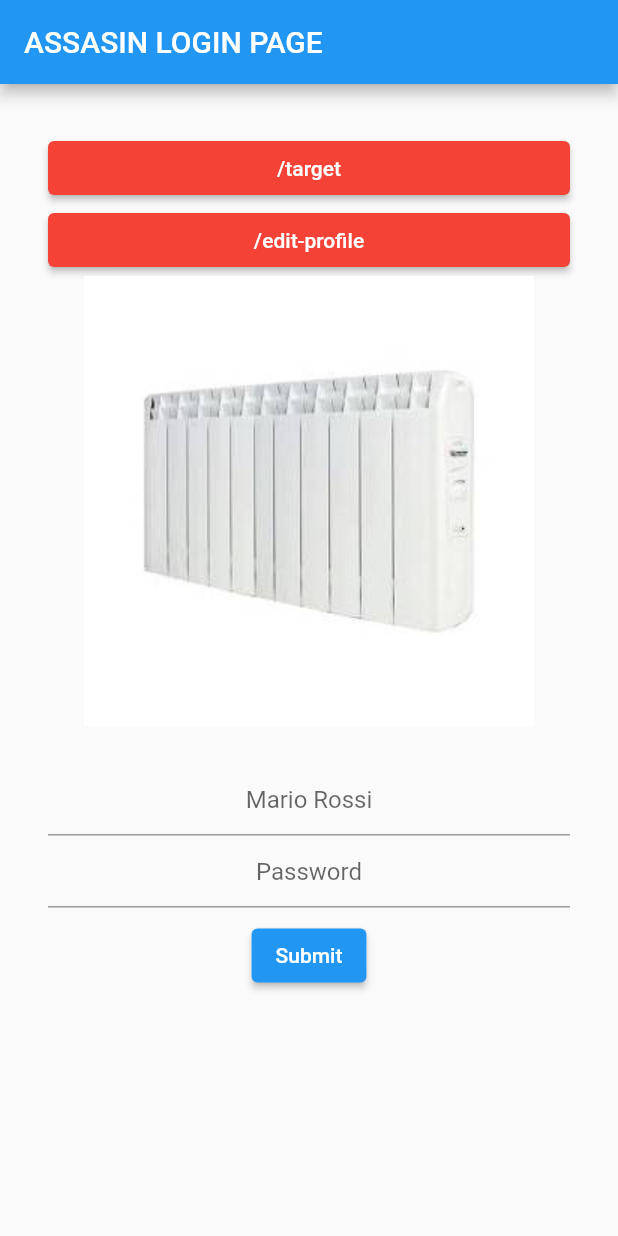
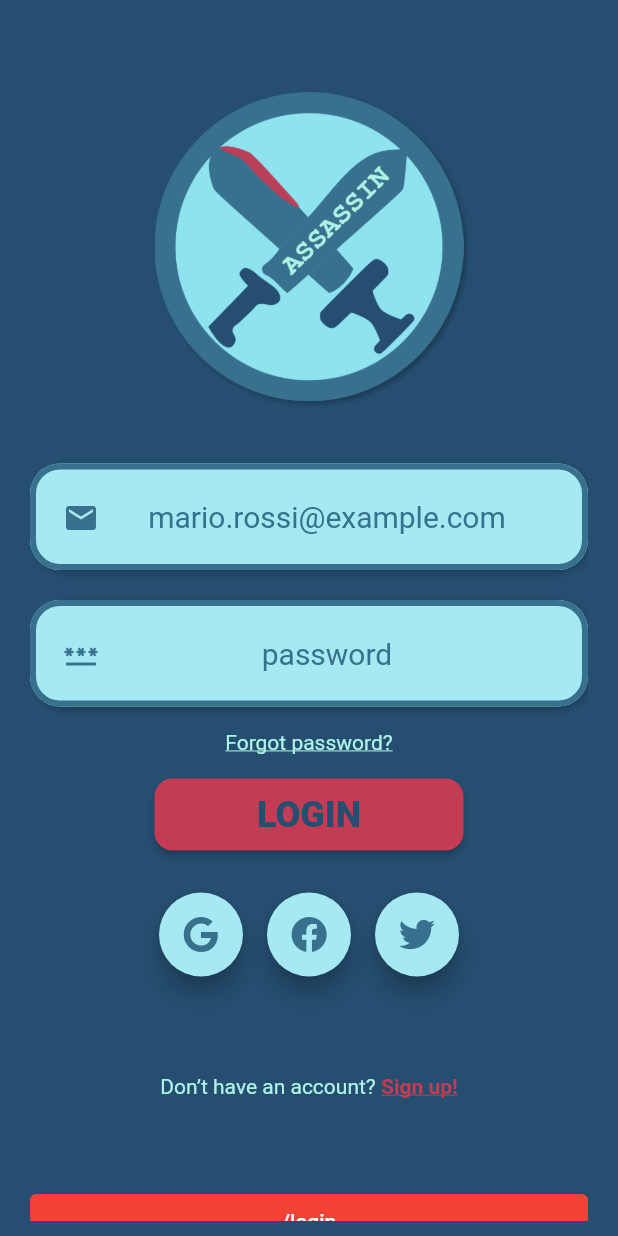
Before and after one commit to dev-ddk/assassin-client, a Flutter app: the screen it shows after launch, on a phone screen of 412 x 824 dp. Run offline on Flutter 3.47's test engine with Material 2 defaults, Android fonts, the phone set to English and light mode, and no system bars; our stand-ins replace file_picker, firebase_auth, firebase_core, flutter_riverpod, font_awesome_flutter, google_sign_in; accounts and stored records are empty.

Commit message:
feat: ui & add login via firebase

```diff
--- a/lib/colors.dart
+++ b/lib/colors.dart
@@ -4,5 +4,5 @@ import 'package:flutter/cupertino.dart';
 const Color assassinRed = Color(0xFFC33C54);
 const Color assassinDarkestBlue = Color(0xFF254E70);
 const Color assassinDarkBlue = Color(0xFF37718E);
-const Color assassinBlue = Color(0xFF8EE3EF);
+const Color assassinBlue = Color(0xFFA6E9F2);
 const Color assassinLightBlue = Color(0xFFAEF3E7);
--- a/lib/main.dart
+++ b/lib/main.dart
@@ -2,136 +2,49 @@
 import 'package:flutter/material.dart';
 
 // Package imports:
+import 'package:firebase_core/firebase_core.dart';
 import 'package:flutter_riverpod/flutter_riverpod.dart';
 
 // Project imports:
 import 'package:assassin_client/pages/edit_profile.dart';
+import 'package:assassin_client/pages/login.dart';
 import 'package:assassin_client/pages/target.dart';
-import 'package:assassin_client/widgets/password.dart';
 
 void main() {
+  WidgetsFlutterBinding.ensureInitialized();
+
   runApp(const ProviderScope(child: AssassinApp()));
 }
 
 final routes = {
+  '/login': (context) => LoginRoute(),
   '/target': (context) => const TargetRoute(),
   '/edit-profile': (context) => const EditProfileRoute(),
 };
 
-class AssassinApp extends StatelessWidget {
+final firebaseProvider = FutureProvider<FirebaseApp>(
+  (ref) async => await Firebase.initializeApp(),
+);
+
+class AssassinApp extends ConsumerWidget {
   const AssassinApp({Key? key}) : super(key: key);
 
   // This widget is the root of your application.
   @override
-  Widget build(BuildContext context) {
+  Widget build(BuildContext context, ScopedReader watch) {
+    final firebase = watch(firebaseProvider);
+
     return MaterialApp(
       title: 'Flutter Demo',
       theme: ThemeData(
-        // This is the theme of your application.
-        //
-        // Try running your application with "flutter run". You'll see the
-        // application has a blue toolbar. Then, without quitting the app, try
-        // changing the primarySwatch below to Colors.green and then invoke
-        // "hot reload" (press "r" in the console where you ran "flutter run",
-        // or simply save your changes to "hot reload" in a Flutter IDE).
-        // Notice that the counter didn't reset back to zero; the application
-        // is not restarted.
         primarySwatch: Colors.blue,
       ),
-      home: Homepage(),
+      home: firebase.when(
+        loading: () => Center(child: CircularProgressIndicator()),
+        error: (err, stack) => Center(child: Text('Error loading Firebase')),
+        data: (firebase) => LoginRoute(),
+      ),
       routes: routes,
     );
   }
 }
-
-class Homepage extends StatelessWidget {
-  final String title = "ASSASSIN APP";
-  final _formKey = GlobalKey<FormState>();
-  Homepage({Key? key}) : super(key: key);
-
-  @override
-  Widget build(BuildContext context) {
-    return Scaffold(
-      appBar: AppBar(
-        // Here we take the value from the MyHomePage object that was created by
-        // the App.build method, and use it to set our appbar title.
-        title: const Text("ASSASIN LOGIN PAGE"),
-      ),
-      body: SingleChildScrollView(
-        child: Padding(
-          padding: const EdgeInsets.all(32.0),
-          child: Form(
-            key: _formKey,
-            child: Center(
-              child: Column(
-                mainAxisSize: MainAxisSize.max,
-                mainAxisAlignment: MainAxisAlignment.center,
-                children: [
-                  DebugRoutes(),
-                  Image.asset("assets/logo.jpg"),
-                  const SizedBox(height: 25),
-                  TextFormField(
-                    validator: (value) {
-                      if (value?.isEmpty ?? false) {
-                        return 'Email should contain stuff';
-                      }
-                      return null;
-                    },
-                    textAlign: TextAlign.center,
-                    decoration: const InputDecoration(hintText: 'Mario Rossi'),
-                  ),
-                  PasswordToggleField(
-                    hint: "Password",
-                    validator: (value) {
-                      if (value?.isEmpty ?? false) {
-                        return 'passowrd should contain stuff';
-                      }
-                      return null;
-                    },
-                  ),
-                  Padding(
-                    padding: const EdgeInsets.all(8.0),
-                    child: ElevatedButton(
-                      onPressed: () async {
-                        if (_formKey.currentState!.validate()) {
-                          ScaffoldMessenger.of(context).showSnackBar(
-                              const SnackBar(content: Text('Processing Data')));
-                          await Future.delayed(const Duration(seconds: 2));
-                          Navigator.pushNamed(context, '/target');
-                        }
-                      },
-                      child: const Text('Submit'),
-                    ),
-                  ),
-                ],
-              ),
-            ),
-          ),
-        ),
-      ),
-    );
-  }
-}
-
-class DebugRoutes extends StatelessWidget {
-  const DebugRoutes({
-    Key? key,
-  }) : super(key: key);
-
-  @override
-  Widget build(BuildContext context) {
-    return Column(
-      children: [
-        for (final route in routes.keys)
-          Container(
-            width: double.infinity,
-            child: ElevatedButton(
-              onPressed: () => Navigator.pushNamed(context, route),
-              child: Text(route),
-              style: ElevatedButton.styleFrom(primary: Colors.red),
-            ),
-          ),
-      ],
-    );
-  }
-}
--- a/lib/pages/edit_profile.dart
+++ b/lib/pages/edit_profile.dart
@@ -12,19 +12,18 @@ class EditProfileRoute extends StatelessWidget {
   Widget build(BuildContext context) {
     return Scaffold(
       appBar: AppBar(
-        title: const Text("Edit Profile"),
+        title: const Text('Edit Profile'),
       ),
       body: Center(
         child: ElevatedButton(
-          child: Text("Select Photo"),
           onPressed: () async {
-            FilePickerResult? result = await FilePicker.platform.pickFiles(
+            final result = await FilePicker.platform.pickFiles(
               type: FileType.custom,
               allowedExtensions: ['jpg', 'png', 'jpeg'],
             );
 
             if (result != null) {
-              PlatformFile file = result.files.first;
+              final file = result.files.first;
               print(file.name);
               print(file.bytes);
               print(file.size);
@@ -34,6 +33,7 @@ class EditProfileRoute extends StatelessWidget {
               // User canceled the picker
             }
           },
+          child: Text('Select Photo'),
         ),
       ),
     );
--- /dev/null
+++ b/lib/pages/login.dart
@@ -0,0 +1,249 @@
+// Flutter imports:
+import 'package:flutter/cupertino.dart';
+import 'package:flutter/material.dart';
+import 'package:flutter/services.dart';
+
+// Package imports:
+import 'package:firebase_auth/firebase_auth.dart';
+import 'package:font_awesome_flutter/font_awesome_flutter.dart';
+
+// Project imports:
+import 'package:assassin_client/colors.dart';
+import 'package:assassin_client/main.dart';
+import 'package:assassin_client/widgets/buttons.dart';
+import 'package:assassin_client/widgets/form_fields.dart';
+
+class LoginRoute extends StatelessWidget {
+  LoginRoute({Key? key}) : super(key: key);
+
+  final _formKey = GlobalKey<FormState>();
+  final emailController = TextEditingController();
+  final passwordController = TextEditingController();
+
+  @override
+  Widget build(BuildContext context) {
+    final auth = FirebaseAuth.instance;
+
+    return AnnotatedRegion<SystemUiOverlayStyle>(
+      value: SystemUiOverlayStyle(
+        statusBarColor: Colors.transparent,
+      ),
+      child: Scaffold(
+        backgroundColor: assassinDarkestBlue,
+        body: Padding(
+          padding: EdgeInsets.only(bottom: 10, right: 20, left: 20),
+          child: LayoutBuilder(
+            builder: (context, constraints) => SingleChildScrollView(
+              child: ConstrainedBox(
+                constraints: BoxConstraints(minHeight: constraints.maxHeight),
+                child: Form(
+                  key: _formKey,
+                  child: IntrinsicHeight(
+                    child: Column(
+                      mainAxisAlignment: MainAxisAlignment.spaceBetween,
+                      children: [
+                        const SizedBox(height: 20),
+                        _buildLogo(context),
+                        Column(
+                          children: [
+                            _buildEmailForm(),
+                            const SizedBox(height: 20),
+                            _buildPasswordForm(),
+                            _buildForgotPassword(context),
+                            _buildLoginButton(context, auth),
+                            const SizedBox(height: 20),
+                            _buildSocialLoginButtons(context, auth),
+                          ],
+                        ),
+                        _buildRegisterButton(context),
+                        DebugRoutes(),
+                      ],
+                    ),
+                  ),
+                ),
+              ),
+            ),
+          ),
+        ),
+      ),
+    );
+  }
+
+  Row _buildSocialLoginButtons(context, auth) {
+    return Row(
+      mainAxisAlignment: MainAxisAlignment.center,
+      children: [
+        SocialLoginButton(
+          icon: FontAwesomeIcons.google,
+          onPressed: () {},
+        ),
+        SocialLoginButton(
+          icon: FontAwesomeIcons.facebook,
+          onPressed: () {},
+        ),
+        SocialLoginButton(
+          icon: FontAwesomeIcons.twitter,
+          onPressed: () {},
+        ),
+      ],
+    );
+  }
+
+  Widget _buildForgotPassword(BuildContext context) {
+    return TextButton(
+      onPressed: () {},
+      child: Text(
+        'Forgot password?',
+        style: DefaultTextStyle.of(context).style.copyWith(
+              color: assassinLightBlue,
+              decoration: TextDecoration.underline,
+            ),
+      ),
+    );
+  }
+
+  Widget _buildRegisterButton(BuildContext context) {
+    return TextButton(
+      onPressed: () {},
+      child: RichText(
+        text: TextSpan(
+          text: 'Don’t have an account? ',
+          style: DefaultTextStyle.of(context)
+              .style
+              .copyWith(color: assassinLightBlue),
+          children: [
+            TextSpan(
+              text: 'Sign up!',
+              style: TextStyle(
+                color: assassinRed,
+                fontWeight: FontWeight.bold,
+                decoration: TextDecoration.underline,
+              ),
+            ),
+          ],
+        ),
+      ),
+    );
+  }
+
+  Widget _buildLoginButton(BuildContext context, FirebaseAuth auth) {
+    return AssassinConfirmButton(
+      text: 'LOGIN',
+      minWidth: MediaQuery.of(context).size.width / 2,
+      onPressed: () async {
+        FocusScope.of(context).unfocus();
+
+        if (_formKey.currentState!.validate()) {
+          try {
+            final userCredential = await auth.signInWithEmailAndPassword(
+              email: emailController.text,
+              password: passwordController.text,
+            );
+
+            ScaffoldMessenger.of(context).showSnackBar(
+              SnackBar(content: Text(userCredential.toString())),
+            );
+          } on FirebaseAuthException catch (_) {
+            ScaffoldMessenger.of(context).showSnackBar(
+              SnackBar(content: Text('Login Failed')),
+            );
+          }
+        }
+      },
+    );
+  }
+
+  Widget _buildEmailForm() {
+    return AssassinFormField(
+      icon: Icons.mail,
+      controller: emailController,
+      hintText: 'mario.rossi@example.com',
+      validator: (value) {
+        if (value?.isEmpty ?? false) {
+          return 'email should contain stuff';
+        }
+        return null;
+      },
+    );
+  }
+
+  Widget _buildPasswordForm() {
+    return AssassinFormField(
+      icon: Icons.password,
+      controller: passwordController,
+      hintText: 'password',
+      obscureText: true,
+      validator: (value) {
+        if (value?.isEmpty ?? false) {
+          return 'password should contain stuff';
+        }
+        return null;
+      },
+    );
+  }
+
+  Widget _buildLogo(BuildContext context) {
+    return Container(
+      width: MediaQuery.of(context).size.width / 2,
+      decoration: BoxDecoration(
+        borderRadius: BorderRadius.circular(
+          MediaQuery.of(context).size.width / 4,
+        ),
+        boxShadow: [
+          BoxShadow(
+            color: Colors.black26,
+            blurRadius: 2,
+            offset: Offset(2, 2),
+          ),
+        ],
+      ),
+      child: Image.asset('assets/assassin_logo.png'),
+    );
+  }
+}
+
+class SocialLoginButton extends StatelessWidget {
+  const SocialLoginButton({
+    Key? key,
+    required this.onPressed,
+    required this.icon,
+  }) : super(key: key);
+
+  final Function()? onPressed;
+  final IconData icon;
+
+  @override
+  Widget build(BuildContext context) {
+    return Padding(
+      padding: const EdgeInsets.all(8.0),
+      child: FloatingActionButton(
+        onPressed: onPressed,
+        backgroundColor: assassinBlue,
+        child: FaIcon(icon, color: assassinDarkBlue),
+      ),
+    );
+  }
+}
+
+class DebugRoutes extends StatelessWidget {
+  const DebugRoutes({
+    Key? key,
+  }) : super(key: key);
+
+  @override
+  Widget build(BuildContext context) {
+    return Column(
+      children: [
+        for (final route in routes.keys)
+          Container(
+            width: double.infinity,
+            child: ElevatedButton(
+              onPressed: () => Navigator.pushNamed(context, route),
+              style: ElevatedButton.styleFrom(primary: Colors.red),
+              child: Text(route),
+            ),
+          ),
+      ],
+    );
+  }
+}
--- a/lib/pages/target.dart
+++ b/lib/pages/target.dart
@@ -9,6 +9,7 @@ import 'package:flutter/widgets.dart';
 import 'package:flutter_riverpod/flutter_riverpod.dart';
 
 // Project imports:
+import 'package:assassin_client/widgets/form_fields.dart';
 import 'package:assassin_client/widgets/polaroid.dart';
 
 final rotateProvider = StateProvider<bool>((ref) => false);
@@ -20,20 +21,28 @@ class TargetRoute extends StatelessWidget {
   Widget build(BuildContext context) {
     return Scaffold(
       appBar: AppBar(
-        title: const Text("Second Route"),
+        title: const Text('Second Route'),
       ),
-      body: Polaroid(
-        targetLabel: "Target",
+      body: Column(
+        children: [
+          Polaroid(
+            targetLabel: 'Target',
             targetPicture: Container(
               color: Colors.red,
               alignment: Alignment.center,
               child: Transform.rotate(
                 angle: -pi / 4,
-            child: Text("Target Profile Picture"),
+                child: const Text('Target Profile Picture'),
               ),
             ),
             animateDuration: Duration(milliseconds: 400),
           ),
+          AssassinFormField(
+            icon: Icons.ac_unit,
+            obscureText: true,
+          ),
+        ],
+      ),
     );
   }
 }
--- /dev/null
+++ b/lib/utils/login_utils.dart
@@ -0,0 +1,32 @@
+// Package imports:
+import 'package:firebase_auth/firebase_auth.dart';
+import 'package:google_sign_in/google_sign_in.dart';
+
+final GoogleSignIn _googleSignIn = GoogleSignIn(
+  scopes: [
+    'email',
+    'https://www.googleapis.com/auth/contacts.readonly',
+  ],
+);
+Future<UserCredential?> signInWithGoogle(auth) async {
+  try {
+    final googleAccount = await _googleSignIn.signIn();
+
+    if (googleAccount != null) {
+      final googleSignInAuthentication = await googleAccount.authentication;
+
+      final credential = GoogleAuthProvider.credential(
+        accessToken: googleSignInAuthentication.accessToken,
+        idToken: googleSignInAuthentication.idToken,
+      );
+
+      return await auth.signInWithCredential(credential);
+    } else {
+      print('null google account sign in');
+    }
+  } catch (error) {
+    print(error);
+  }
+
+  return null;
+}
--- /dev/null
+++ b/lib/widgets/buttons.dart
@@ -0,0 +1,41 @@
+// Flutter imports:
+import 'package:flutter/cupertino.dart';
+import 'package:flutter/material.dart';
+
+// Project imports:
+import 'package:assassin_client/colors.dart';
+
+class AssassinConfirmButton extends StatelessWidget {
+  const AssassinConfirmButton({
+    Key? key,
+    required this.text,
+    required this.onPressed,
+    this.minWidth = 0,
+    this.minHeight = 0,
+  }) : super(key: key);
+
+  final String text;
+  final double minWidth, minHeight;
+  final Function()? onPressed;
+
+  @override
+  Widget build(BuildContext context) {
+    return ElevatedButton(
+      style: ElevatedButton.styleFrom(
+          primary: assassinRed,
+          padding: EdgeInsets.all(10),
+          shape:
+              RoundedRectangleBorder(borderRadius: BorderRadius.circular(12)),
+          minimumSize: Size(minWidth, minHeight)),
+      onPressed: onPressed,
+      child: Text(
+        text,
+        style: TextStyle(
+          color: assassinDarkestBlue,
+          fontSize: 24,
+          fontWeight: FontWeight.w900,
+        ),
+      ),
+    );
+  }
+}
--- /dev/null
+++ b/lib/widgets/form_fields.dart
@@ -0,0 +1,118 @@
+// Flutter imports:
+import 'package:flutter/cupertino.dart';
+import 'package:flutter/material.dart';
+
+// Package imports:
+import 'package:flutter_riverpod/flutter_riverpod.dart';
+
+// Project imports:
+import '../colors.dart';
+
+class AssassinFormField extends ConsumerWidget {
+  AssassinFormField({
+    Key? key,
+    required this.icon,
+    this.obscureText = false,
+    this.hintText = '',
+    this.validator,
+    this.enabled = true,
+    this.controller,
+  }) : super(key: key);
+
+  final IconData icon;
+  final bool obscureText;
+  final String hintText;
+  final String? Function(String?)? validator;
+  final bool enabled;
+  final TextEditingController? controller;
+
+  static const iconShow = Icons.ac_unit;
+  static const iconHide = Icons.handyman_outlined;
+
+  final focusNodeProvider = ChangeNotifierProvider((_) => FocusNode());
+  final hidePwdStateProvider = StateProvider<bool>((_) => true);
+
+  @override
+  Widget build(BuildContext context, ScopedReader watch) {
+    final focusNode = watch(focusNodeProvider);
+    final hidePassword = watch(hidePwdStateProvider).state;
+
+    final border = OutlineInputBorder(
+      borderRadius: BorderRadius.circular(20),
+      borderSide: BorderSide(color: assassinDarkBlue, width: 4),
+    );
+
+    final errorBorder = border.copyWith(
+      borderSide: border.borderSide.copyWith(color: assassinRed),
+    );
+
+    final disabledBorder = border.copyWith(
+      borderSide: border.borderSide.copyWith(color: Colors.grey),
+    );
+
+    return DecoratedBox(
+      decoration: BoxDecoration(
+        borderRadius: BorderRadius.circular(24),
+        boxShadow: [
+          BoxShadow(color: Colors.black26, blurRadius: 4, offset: Offset(2, 2))
+        ],
+      ),
+      child: Stack(
+        children: [
+          TextFormField(
+            focusNode: focusNode,
+            controller: controller,
+            validator: validator,
+            textAlign: TextAlign.center,
+            obscureText: obscureText && hidePassword,
+            enabled: enabled,
+            decoration: _buildInputDecoration(
+              border,
+              errorBorder,
+              disabledBorder,
+            ),
+          ),
+          if (obscureText)
+            Visibility(
+              visible: focusNode.hasFocus,
+              child: Container(
+                padding: EdgeInsets.only(top: 10, right: 10),
+                alignment: Alignment.centerRight,
+                child: IconButton(
+                  icon: Icon(
+                    hidePassword ? iconHide : iconShow,
+                    color: assassinDarkBlue,
+                  ),
+                  // invert hide state
+                  onPressed: () {
+                    context.read(hidePwdStateProvider).state ^= true;
+                  },
+                ),
+              ),
+            ),
+        ],
+      ),
+    );
+  }
+
+  InputDecoration _buildInputDecoration(OutlineInputBorder border,
+      OutlineInputBorder errorBorder, OutlineInputBorder disabledBorder) {
+    return InputDecoration(
+      prefixIcon: Padding(
+        padding: const EdgeInsets.only(left: 20, top: 2),
+        child: Icon(icon, color: assassinDarkBlue),
+      ),
+      hintStyle: TextStyle(color: assassinDarkBlue, fontSize: 20),
+      contentPadding: EdgeInsets.all(24),
+      filled: true,
+      fillColor: assassinBlue,
+      border: border,
+      errorBorder: errorBorder,
+      disabledBorder: disabledBorder,
+      enabledBorder: border,
+      focusedBorder: border,
+      focusedErrorBorder: border,
+      hintText: hintText,
+    );
+  }
+}
--- a/lib/widgets/polaroid.dart
+++ b/lib/widgets/polaroid.dart
@@ -31,7 +31,7 @@ class Polaroid extends ConsumerWidget {
   @override
   Widget build(BuildContext context, ScopedReader watch) {
     final rotationState = watch(rotationProvider).state;
-    final Random rng = Random();
+    final rng = Random();
 
     return GestureDetector(
       onTap: () => context.read(rotationProvider).state ^= true,
@@ -46,7 +46,7 @@ class Polaroid extends ConsumerWidget {
           curve: Curves.easeInOut,
           child: Stack(
             children: [
-              Image(image: AssetImage("assets/polaroid.png")),
+              Image(image: AssetImage('assets/polaroid.png')),
               AnimatedOpacity(
                 curve: _StepCurve(),
                 duration: animateDuration,
```
Also changed, not shown: analysis_options.yaml (+19 -18 lines), pubspec.yaml (+14 -0 lines), 10 other files. Lines whose indentation alone changed are shown as unchanged.
